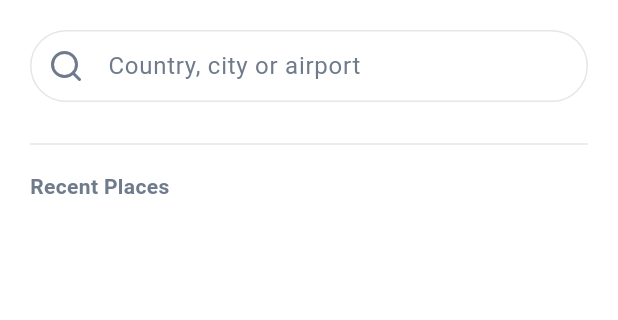
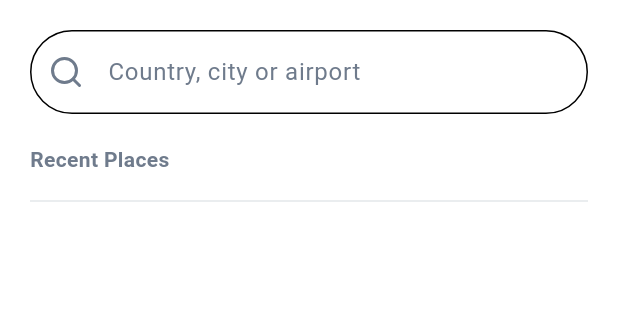
Before and after one commit to Amanansari2/farehawker, a Flutter app: the HomeScreen screen opened directly, after a tap on "---", on a phone screen of 412 x 824 dp, the part 84-404 px from its top. Run offline on Flutter 3.47's test engine with Material 3 defaults, Android fonts, the phone set to English and light mode, and no system bars; our stand-ins replace community_material_icon, country_code_picker, dio, flutter_credit_card, flutter_feather_icons, flutter_iconly and 9 more; missing offline and left inert: flag; accounts and stored records are empty; network calls fail; Roboto replaces fonts that are missing (Display).

Commit message:
add airline, country, search fix

```diff
--- a/lib/api_services/api_request/post_request.dart
+++ b/lib/api_services/api_request/post_request.dart
@@ -14,7 +14,7 @@ class PostService {
       : _dio = Dio(BaseOptions(
     baseUrl: apiBaseUrl,
     connectTimeout: const Duration(seconds: 15),
-    receiveTimeout: const Duration(seconds: 15),
+    receiveTimeout: const Duration(seconds: 30),
     headers: {
       'Content-Type': 'application/json',
       'Accept': 'application/json',
--- a/lib/api_services/configs/app_configs.dart
+++ b/lib/api_services/configs/app_configs.dart
@@ -1,6 +1,7 @@
 class AppConfigs{
   AppConfigs._();
 
+  static String apiKey = "ZmFyZWhhd2tlci5jb21hcGl0b2tlbg==";
   static String baseUrl = "https://farehawker.com/ff_api/api/";
-
+  static String baseUrl2 = "https://bunzo.co.in/ff/api/";
 }
--- a/lib/api_services/configs/urls.dart
+++ b/lib/api_services/configs/urls.dart
@@ -5,12 +5,14 @@
 import 'app_configs.dart';
 
 final String apiBaseUrl = AppConfigs.baseUrl;
+final String apiBaseUrl2 = AppConfigs.baseUrl2;
 
 //---------------->>>>>>>>>>>>>>>>
 //Auth
 // String authUrl = '${apiBaseUrl}Login';
 
-String countryUrl = 'http://farehawker.co.uk/api/countries';
+String countryUrl2 = '${apiBaseUrl2}request.php';
+
 
 String flightSearch = '${apiBaseUrl}request.php';
 
--- a/lib/main.dart
+++ b/lib/main.dart
@@ -19,7 +19,7 @@ import 'generated/l10n.dart';
 
 Future<void> main() async {
   WidgetsFlutterBinding.ensureInitialized();
-  await GetStorage.init('authBox');
+  await GetStorage.init();
   // AppLogger.log("🔥 AppLogger is working");
   // final auth = AuthRepository();
   // await auth.loginIfNeeded();
--- /dev/null
+++ b/lib/models/airline_list_model.dart
@@ -0,0 +1,35 @@
+class Airline{
+  final String code;
+  final String name;
+  final String logo;
+
+  Airline({
+    required this.code,
+    required this.name,
+    required this.logo
+  });
+
+  factory Airline.fromJson(Map<String, dynamic> json){
+    return Airline(
+        code: json['code'] ?? '',
+        name: json['name'] ?? '',
+        logo: json['logo'] ?? ''
+    );
+  }
+
+  Map<String, dynamic> toCacheJson() {
+    return {
+      'code' : code,
+      'name' : name,
+      'logo' : logo
+    };
+  }
+
+  factory Airline.fromCacheJson(Map<String, dynamic> json){
+    return Airline(
+        code: json['code'] ?? '',
+        name: json['name'] ?? '',
+        logo: json['logo'] ?? ''
+    );
+  }
+}
--- a/lib/models/country_list_model.dart
+++ b/lib/models/country_list_model.dart
@@ -1,31 +1,35 @@
 class City {
-  final int id;
   final String city;
-  final String citySlug;
   final String cityCode;
   final String country;
-  final String countrySlug;
-  final String countryCode;
 
   City({
-    required this.id,
     required this.city,
-    required this.citySlug,
     required this.cityCode,
     required this.country,
-    required this.countrySlug,
-    required this.countryCode,
   });
 
   factory City.fromJson(Map<String, dynamic> json) {
     return City(
-      id: json['id'],
-      city: json['city'],
-      citySlug: json['city_slug'],
-      cityCode: json['city_code'],
-      country: json['country'],
-      countrySlug: json['country_slug'],
-      countryCode: json['country_code'],
+      city: json['city'] ?? '',
+      cityCode: json['city_code'] ?? '',
+      country: json['country'] ?? '',
+    );
+  }
+
+  Map<String, dynamic> toCacheJson() {
+    return {
+      'city': city,
+      'cityCode': cityCode,
+      'country': country,
+    };
+  }
+
+  factory City.fromCacheJson(Map<String, dynamic> json) {
+    return City(
+      city: json['city'] ?? '',
+      cityCode: json['cityCode'] ?? '',
+      country: json['country'] ?? '',
     );
   }
 }
--- a/lib/routes/route_generator.dart
+++ b/lib/routes/route_generator.dart
@@ -9,7 +9,6 @@ import 'package:flightbooking/screen/search/search.dart';
 import 'package:flightbooking/screen/search/search_result.dart';
 import 'package:flutter/material.dart';
 
-import '../models/flight_response_model.dart';
 import '../screen/profile/profile_screen.dart';
 
 class AppRoutes {
@@ -43,12 +42,7 @@ class RouteGenerator {
         return MaterialPageRoute(builder: (_) => const NotificationSc());
 
       case AppRoutes.search:
-        final args = settings.arguments as List<City>;
-        return PageRouteBuilder(
-            pageBuilder: (_,__,___) => Search(cities: args),
-            transitionDuration: Duration.zero,
-            reverseTransitionDuration: Duration.zero
-        );
+        return MaterialPageRoute(builder: (_) => const Search());
 
       case AppRoutes.searchResult:
         final args = settings.arguments as SearchResultArguments;
--- a/lib/screen/home/home_screen.dart
+++ b/lib/screen/home/home_screen.dart
@@ -1215,14 +1215,9 @@ class _HomeScreenState extends State<HomeScreen> with TickerProviderStateMixin {
       ),
       child: ListTile(
         onTap: () async {
-          final overlay = Overlay.of(context);
-          final entry = OverlayEntry(
-              builder: (_) => const FlightTakeoffAnimation());
-          overlay.insert(entry);
-          await Future.delayed(const Duration(milliseconds: 800));
           final response = await Navigator.pushNamed(
-              context, AppRoutes.search, arguments: cp.countries);
-          entry.remove();
+              context, AppRoutes.search,);
+
           if (response is City) onSelected(response);
         },
         title: Text(city?.cityCode != null ? '(${city!.cityCode})' : '---',
--- a/lib/screen/search/search.dart
+++ b/lib/screen/search/search.dart
@@ -3,13 +3,15 @@ import 'package:flutter_feather_icons/flutter_feather_icons.dart';
 import 'package:flightbooking/generated/l10n.dart' as lang;
 import 'package:flutter_iconly/flutter_iconly.dart';
 import 'package:nb_utils/nb_utils.dart';
+import 'package:provider/provider.dart';
 
 import '../../models/country_list_model.dart';
+import '../../providers/country_provider.dart';
 import '../../widgets/constant.dart';
 
 class Search extends StatefulWidget {
-  final List<City> cities;
-  const Search({required this.cities,Key? key}) : super(key: key);
+
+  const Search({Key? key}) : super(key: key);
 
   @override
   State<Search> createState() => _SearchState();
@@ -22,10 +24,13 @@ class _SearchState extends State<Search> {
   @override
   void initState() {
     super.initState();
-    filteredCities = widget.cities;
+    final cities = Provider.of<CountryProvider>(context, listen: false).countries;
+    filteredCities = cities;
+
   }
   @override
   Widget build(BuildContext context) {
+    final cities = Provider.of<CountryProvider>(context, listen: false).countries;
     return Scaffold(
       backgroundColor: kWhite,
       appBar: AppBar(
@@ -41,26 +46,15 @@ class _SearchState extends State<Search> {
           ),
         ),
       ),
-      body: Container(
-        height: context.height(),
+      body: Padding(
         padding: const EdgeInsets.all(20.0),
-        decoration: const BoxDecoration(
-          color: kWhite,
-          borderRadius: BorderRadius.only(
-            topLeft: Radius.circular(30.0),
-            topRight: Radius.circular(30.0),
-          ),
-        ),
-        child: SingleChildScrollView(
-          physics: const BouncingScrollPhysics(),
         child: Column(
           crossAxisAlignment: CrossAxisAlignment.start,
-            mainAxisAlignment: MainAxisAlignment.start,
           children: [
             TextFormField(
-                onChanged: (val){
+              onChanged: (val) {
                 setState(() {
-                    filteredCities = widget.cities.where((c) {
+                  filteredCities = cities.where((c) {
                     final query = val.toLowerCase();
                     return c.city.toLowerCase().contains(query) ||
                         c.cityCode.toLowerCase().contains(query) ||
@@ -68,54 +62,39 @@ class _SearchState extends State<Search> {
                   }).toList();
                 });
               },
-                onFieldSubmitted: (val) {
-                  Navigator.pop(context);
-                },
-                showCursor: true,
-                keyboardType: TextInputType.name,
-                cursorColor: kTitleColor,
-                textInputAction: TextInputAction.next,
               decoration: kInputDecoration.copyWith(
-                  contentPadding: const EdgeInsets.only(left: 10, right: 10),
+                prefixIcon: const Icon(FeatherIcons.search, color: kSubTitleColor),
                 hintText: 'Country, city or airport',
                 hintStyle: kTextStyle.copyWith(color: kSubTitleColor),
-                  focusColor: kTitleColor,
-                  border: const OutlineInputBorder(),
-                  prefixIcon: const Icon(
-                    FeatherIcons.search,
-                    color: kSubTitleColor,
-                  ),
                 enabledBorder: const OutlineInputBorder(
                   borderRadius: BorderRadius.all(
                     Radius.circular(30.0),
                   ),
-                    borderSide: BorderSide(color: kBorderColorTextField, width: 1),
                 ),
                 focusedBorder: const OutlineInputBorder(
                   borderRadius: BorderRadius.all(
                     Radius.circular(30.0),
                   ),
-                    borderSide: BorderSide(color: kPrimaryColor, width: 1),
                 ),
               ),
             ),
-              const SizedBox(height: 20.0),
 
-              const Divider(
-                thickness: 1.0,
-                color: kBorderColorTextField,
-              ),
-              const SizedBox(height: 10.0),
+
+
+            const SizedBox(height: 20),
             Text(
               lang.S.of(context).recentPlaceTitle,
-                style: kTextStyle.copyWith(color: kSubTitleColor, fontWeight: FontWeight.bold),
+              style: kTextStyle.copyWith(
+                color: kSubTitleColor,
+                fontWeight: FontWeight.bold,
               ),
-              const SizedBox(height: 10.0),
-              ListView.builder(
-                  padding: const EdgeInsets.only(top: 10.0, bottom: 10.0),
-                  physics: const NeverScrollableScrollPhysics(),
+            ),
+            const SizedBox(height: 10),
+            const Divider(thickness: 1.0, color: kBorderColorTextField),
+            const SizedBox(height: 5),
+            Expanded(
+              child: ListView.builder(
                 itemCount: filteredCities.length,
-                  shrinkWrap: true,
                 itemBuilder: (_, i) {
                   final city = filteredCities[i];
                   return Column(
@@ -124,42 +103,30 @@ class _SearchState extends State<Search> {
                         onTap: () => Navigator.pop(context, city),
                         dense: true,
                         visualDensity: const VisualDensity(vertical: -2),
-                          horizontalTitleGap: 10.0,
                         contentPadding: EdgeInsets.zero,
                         leading: Container(
                           padding: const EdgeInsets.all(5.0),
-                            decoration: BoxDecoration(shape: BoxShape.circle, color: kPrimaryColor.withOpacity(0.1)),
-                            child: const Icon(
-                              Icons.flight,
-                              color: kPrimaryColor,
+                          decoration: BoxDecoration(
+                            shape: BoxShape.circle,
+                            color: kPrimaryColor.withOpacity(0.1),
+                          ),
+                          child: const Icon(Icons.flight, color: kPrimaryColor),
+                        ),
+                        title: Text(city.city, style: kTextStyle.copyWith(fontWeight: FontWeight.bold)),
+                        subtitle: Text('${city.cityCode}, ${city.country}',
+                            style: kTextStyle.copyWith(color: kSubTitleColor)),
+                      ),
+                      const Divider(thickness: 1.0, color: kBorderColorTextField),
+                    ],
+                  );
+                },
               ),
             ),
-                          title: Text(
-                            city.city,
-                            style: kTextStyle.copyWith(
-                              color: kTitleColor,
-                              fontWeight: FontWeight.bold,
-                            ),
-                          ),
-                          subtitle: Text(
-                            '${city.cityCode}, ${city.country}',
-                            maxLines: 1,
-                            overflow: TextOverflow.ellipsis,
-                            style: kTextStyle.copyWith(color: kSubTitleColor),
-                          ),
-                        ),
-                        const Divider(
-                          thickness: 1.0,
-                          color: kBorderColorTextField,
-                        ),
-
-                      ],
-                    );
-                  })
           ],
         ),
       ),
-      ),
+
+
     );
   }
 }
```
Also changed, not shown: lib/providers/country_provider.dart (+22 -5 lines), lib/repository/country_repo.dart (+77 -4 lines), lib/screen/Authentication/splash screen/splash_screen.dart (+1 -10 lines). Lines whose indentation alone changed are shown as unchanged.
